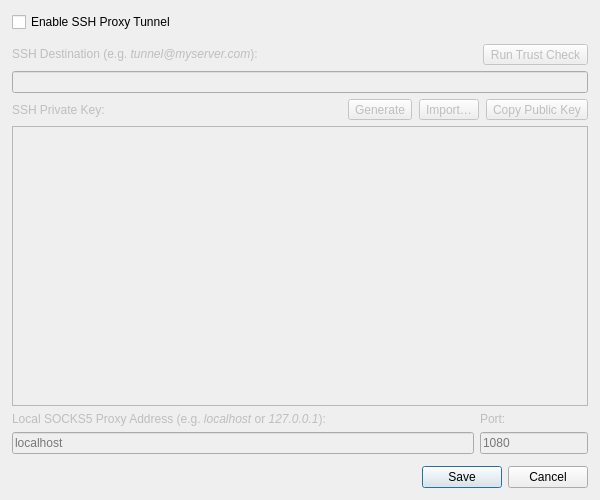
Above: Sources/PreferencesDialog.ui from andrew-markin/shprot before the change. Below: the same form after it.
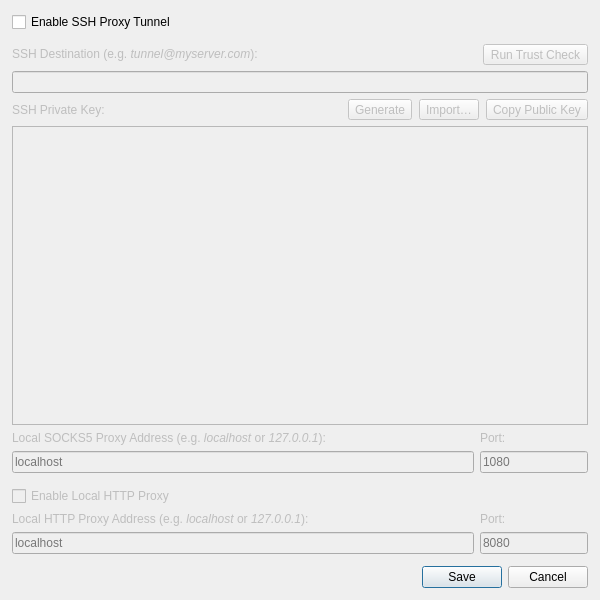
That is the form after the change.

Commit message: Local HTTP proxy support introduced

```diff
--- a/Sources/PreferencesDialog.ui
+++ b/Sources/PreferencesDialog.ui
@@ -7,7 +7,7 @@
     <x>0</x>
     <y>0</y>
     <width>600</width>
-    <height>500</height>
+    <height>600</height>
    </rect>
   </property>
   <layout class="QVBoxLayout" name="verticalLayout">
@@ -166,6 +166,87 @@
            </item>
           </layout>
          </item>
+         <item>
+          <spacer name="localHttpProxyWidgetsSpacer">
+           <property name="orientation">
+            <enum>Qt::Orientation::Vertical</enum>
+           </property>
+           <property name="sizeType">
+            <enum>QSizePolicy::Policy::Fixed</enum>
+           </property>
+           <property name="sizeHint" stdset="0">
+            <size>
+             <width>7</width>
+             <height>7</height>
+            </size>
+           </property>
+          </spacer>
+         </item>
+         <item>
+          <widget class="QCheckBox" name="localHttpProxyCheckBox">
+           <property name="sizePolicy">
+            <sizepolicy hsizetype="Preferred" vsizetype="Fixed">
+             <horstretch>0</horstretch>
+             <verstretch>0</verstretch>
+            </sizepolicy>
+           </property>
+           <property name="text">
+            <string>Enable Local HTTP Proxy</string>
+           </property>
+          </widget>
+         </item>
+         <item>
+          <widget class="QWidget" name="localHttpProxyAddresWidget" native="true">
+           <property name="enabled">
+            <bool>false</bool>
+           </property>
+           <layout class="QGridLayout" name="localHttpProxyAddresLayout" columnstretch="1,0">
+            <property name="leftMargin">
+             <number>0</number>
+            </property>
+            <property name="topMargin">
+             <number>0</number>
+            </property>
+            <property name="rightMargin">
+             <number>0</number>
+            </property>
+            <property name="bottomMargin">
+             <number>0</number>
+            </property>
+            <item row="0" column="0">
+             <widget class="QLabel" name="localHttpProxyAddresLabel">
+              <property name="text">
+               <string>&lt;html&gt;&lt;head/&gt;&lt;body&gt;&lt;p&gt;Local HTTP Proxy Address (e.g. &lt;span style=&quot; font-style:italic;&quot;&gt;localhost&lt;/span&gt; or &lt;span style=&quot; font-style:italic;&quot;&gt;127.0.0.1&lt;/span&gt;):&lt;/p&gt;&lt;/body&gt;&lt;/html&gt;</string>
+              </property>
+              <property name="textFormat">
+               <enum>Qt::TextFormat::RichText</enum>
+              </property>
+             </widget>
+            </item>
+            <item row="0" column="1">
+             <widget class="QLabel" name="localHttpProxyPortLabel">
+              <property name="text">
+               <string>Port:</string>
+              </property>
+             </widget>
+            </item>
+            <item row="1" column="0">
+             <widget class="QLineEdit" name="localHttpProxyHostEdit">
+              <property name="placeholderText">
+               <string>localhost</string>
+              </property>
+             </widget>
+            </item>
+            <item row="1" column="1">
+             <widget class="QLineEdit" name="localHttpProxyPortEdit">
+              <property name="placeholderText">
+               <string>8080</string>
+              </property>
+             </widget>
+            </item>
+           </layout>
+          </widget>
+         </item>
         </layout>
        </widget>
       </item>
```
Left out of the diff: 16 changed lines with no effect on the pictures. The commit also changes 8 other files.
